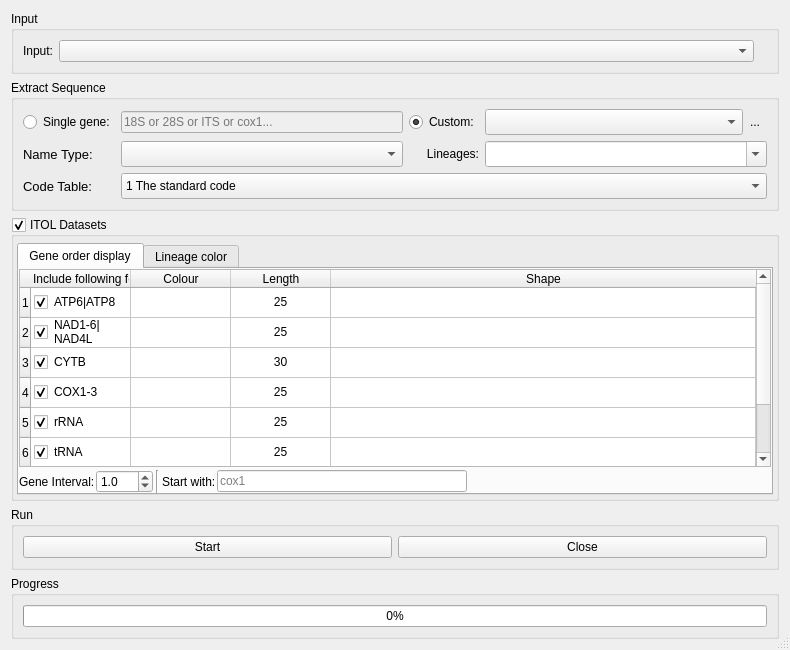
First picture: the form in PhyloSuite/uifiles/extracter.ui, repository dongzhang0725/PhyloSuite, before the edit.
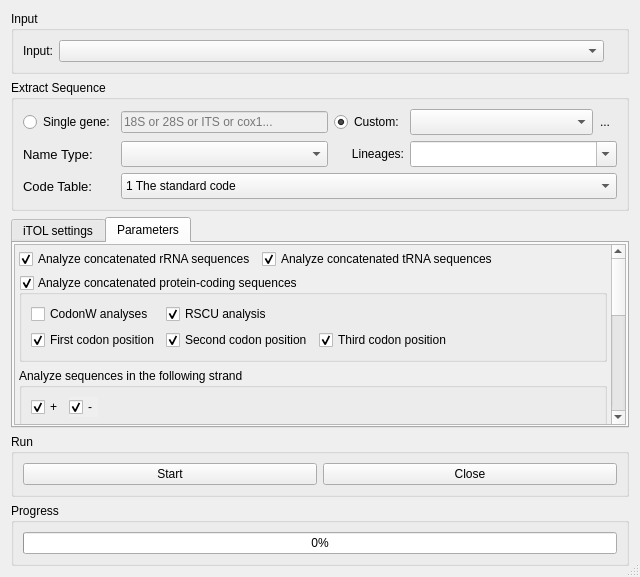
Second picture: the form after the edit. The open tabs and pages were chosen to show the change. Icons and pictures are not drawn. Custom widgets are drawn as their Qt base class.

What changed in the file:
```diff
--- a/PhyloSuite/uifiles/extracter.ui
+++ b/PhyloSuite/uifiles/extracter.ui
@@ -9,8 +9,8 @@
    <rect>
     <x>0</x>
     <y>0</y>
-    <width>790</width>
-    <height>650</height>
+    <width>640</width>
+    <height>548</height>
    </rect>
   </property>
   <property name="windowTitle">
@@ -19,7 +19,7 @@
   <property name="sizeGripEnabled">
    <bool>true</bool>
   </property>
-  <layout class="QVBoxLayout" name="verticalLayout">
+  <layout class="QVBoxLayout" name="verticalLayout_4">
    <item>
     <widget class="QGroupBox" name="groupBox_6">
      <property name="title">
@@ -401,6 +401,50 @@
     </widget>
    </item>
    <item>
+    <widget class="QTabWidget" name="tabWidget_2">
+     <property name="tabShape">
+      <enum>QTabWidget::Rounded</enum>
+     </property>
+     <property name="currentIndex">
+      <number>0</number>
+     </property>
+     <property name="documentMode">
+      <bool>false</bool>
+     </property>
+     <property name="tabsClosable">
+      <bool>false</bool>
+     </property>
+     <property name="movable">
+      <bool>false</bool>
+     </property>
+     <property name="tabBarAutoHide">
+      <bool>false</bool>
+     </property>
+     <widget class="QWidget" name="tab_4">
+      <attribute name="icon">
+       <iconset resource="../myRes.qrc">
+        <normaloff>:/picture/resourses/PhylogenyIcon.png</normaloff>:/picture/resourses/PhylogenyIcon.png</iconset>
+      </attribute>
+      <attribute name="title">
+       <string>iTOL settings</string>
+      </attribute>
+      <layout class="QVBoxLayout" name="verticalLayout">
+       <property name="spacing">
+        <number>2</number>
+       </property>
+       <property name="leftMargin">
+        <number>1</number>
+       </property>
+       <property name="topMargin">
+        <number>1</number>
+       </property>
+       <property name="rightMargin">
+        <number>1</number>
+       </property>
+       <property name="bottomMargin">
+        <number>1</number>
+       </property>
+       <item>
     <widget class="QGroupBox" name="groupBox_4">
      <property name="title">
       <string>ITOL Datasets</string>
@@ -431,24 +475,9 @@
         </property>
         <widget class="QWidget" name="tab">
          <attribute name="title">
-          <string>Gene order display</string>
+              <string>Genes</string>
          </attribute>
          <layout class="QVBoxLayout" name="verticalLayout_2">
-          <property name="spacing">
-           <number>3</number>
-          </property>
-          <property name="leftMargin">
-           <number>0</number>
-          </property>
-          <property name="topMargin">
-           <number>0</number>
-          </property>
-          <property name="rightMargin">
-           <number>0</number>
-          </property>
-          <property name="bottomMargin">
-           <number>0</number>
-          </property>
           <item>
            <widget class="QTableWidget" name="tableWidget">
             <property name="editTriggers">
@@ -506,7 +535,7 @@
             </row>
             <column>
              <property name="text">
-              <string>Include following features</string>
+                  <string>Include the following genes</string>
              </property>
              <property name="textAlignment">
               <set>AlignLeading|AlignVCenter</set>
@@ -535,13 +564,16 @@
               <enum>Checked</enum>
              </property>
              <property name="flags">
-              <set>ItemIsDragEnabled|ItemIsUserCheckable|ItemIsEnabled</set>
+                  <set>ItemIsSelectable|ItemIsEditable|ItemIsUserCheckable|ItemIsEnabled</set>
              </property>
             </item>
             <item row="0" column="1">
              <property name="text">
               <string/>
              </property>
+                 <property name="flags">
+                  <set>ItemIsSelectable|ItemIsEditable|ItemIsUserCheckable|ItemIsEnabled</set>
+                 </property>
             </item>
             <item row="0" column="2">
              <property name="text">
@@ -549,6 +581,17 @@
              </property>
              <property name="textAlignment">
               <set>AlignCenter</set>
+                 </property>
+                 <property name="flags">
+                  <set>ItemIsSelectable|ItemIsEditable|ItemIsUserCheckable|ItemIsEnabled</set>
+                 </property>
+                </item>
+                <item row="0" column="3">
+                 <property name="text">
+                  <string/>
+                 </property>
+                 <property name="flags">
+                  <set>ItemIsSelectable|ItemIsEditable|ItemIsUserCheckable|ItemIsEnabled</set>
              </property>
             </item>
             <item row="1" column="0">
@@ -559,7 +602,15 @@
               <enum>Checked</enum>
              </property>
              <property name="flags">
-              <set>ItemIsDragEnabled|ItemIsUserCheckable|ItemIsEnabled</set>
+                  <set>ItemIsSelectable|ItemIsEditable|ItemIsUserCheckable|ItemIsEnabled</set>
+                 </property>
+                </item>
+                <item row="1" column="1">
+                 <property name="text">
+                  <string/>
+                 </property>
+                 <property name="flags">
+                  <set>ItemIsSelectable|ItemIsEditable|ItemIsUserCheckable|ItemIsEnabled</set>
              </property>
             </item>
             <item row="1" column="2">
@@ -568,6 +619,17 @@
              </property>
              <property name="textAlignment">
               <set>AlignCenter</set>
+                 </property>
+                 <property name="flags">
+                  <set>ItemIsSelectable|ItemIsEditable|ItemIsUserCheckable|ItemIsEnabled</set>
+                 </property>
+                </item>
+                <item row="1" column="3">
+                 <property name="text">
+                  <string/>
+                 </property>
+                 <property name="flags">
+                  <set>ItemIsSelectable|ItemIsEditable|ItemIsUserCheckable|ItemIsEnabled</set>
              </property>
             </item>
             <item row="2" column="0">
@@ -578,7 +640,15 @@
               <enum>Checked</enum>
              </property>
              <property name="flags">
-              <set>ItemIsDragEnabled|ItemIsUserCheckable|ItemIsEnabled</set>
+                  <set>ItemIsSelectable|ItemIsEditable|ItemIsUserCheckable|ItemIsEnabled</set>
+                 </property>
+                </item>
+                <item row="2" column="1">
+                 <property name="text">
+                  <string/>
+                 </property>
+                 <property name="flags">
+                  <set>ItemIsSelectable|ItemIsEditable|ItemIsUserCheckable|ItemIsEnabled</set>
              </property>
             </item>
             <item row="2" column="2">
@@ -588,6 +658,17 @@
              <property name="textAlignment">
               <set>AlignCenter</set>
              </property>
+                 <property name="flags">
+                  <set>ItemIsSelectable|ItemIsEditable|ItemIsUserCheckable|ItemIsEnabled</set>
+                 </property>
+                </item>
+                <item row="2" column="3">
+                 <property name="text">
+                  <string/>
+                 </property>
+                 <property name="flags">
+                  <set>ItemIsSelectable|ItemIsEditable|ItemIsUserCheckable|ItemIsEnabled</set>
+                 </property>
             </item>
             <item row="3" column="0">
              <property name="text">
@@ -597,7 +678,15 @@
               <enum>Checked</enum>
              </property>
              <property name="flags">
-              <set>ItemIsDragEnabled|ItemIsUserCheckable|ItemIsEnabled</set>
+                  <set>ItemIsSelectable|ItemIsEditable|ItemIsUserCheckable|ItemIsEnabled</set>
+                 </property>
+                </item>
+                <item row="3" column="1">
+                 <property name="text">
+                  <string/>
+                 </property>
+                 <property name="flags">
+                  <set>ItemIsSelectable|ItemIsEditable|ItemIsUserCheckable|ItemIsEnabled</set>
              </property>
             </item>
             <item row="3" column="2">
@@ -607,16 +696,35 @@
              <property name="textAlignment">
               <set>AlignCenter</set>
              </property>
+                 <property name="flags">
+                  <set>ItemIsSelectable|ItemIsEditable|ItemIsUserCheckable|ItemIsEnabled</set>
+                 </property>
+                </item>
+                <item row="3" column="3">
+                 <property name="text">
+                  <string/>
+                 </property>
+                 <property name="flags">
+                  <set>ItemIsSelectable|ItemIsEditable|ItemIsUserCheckable|ItemIsEnabled</set>
+                 </property>
             </item>
             <item row="4" column="0">
              <property name="text">
-              <string>rRNA</string>
+                  <string>rRNAs</string>
              </property>
              <property name="checkState">
               <enum>Checked</enum>
              </property>
              <property name="flags">
-              <set>ItemIsDragEnabled|ItemIsUserCheckable|ItemIsEnabled</set>
+                  <set>ItemIsSelectable|ItemIsEditable|ItemIsUserCheckable|ItemIsEnabled</set>
+                 </property>
+                </item>
+                <item row="4" column="1">
+                 <property name="text">
+                  <string/>
+                 </property>
+                 <property name="flags">
+                  <set>ItemIsSelectable|ItemIsEditable|ItemIsUserCheckable|ItemIsEnabled</set>
              </property>
             </item>
             <item row="4" column="2">
@@ -626,16 +734,35 @@
              <property name="textAlignment">
               <set>AlignCenter</set>
              </property>
+                 <property name="flags">
+                  <set>ItemIsSelectable|ItemIsEditable|ItemIsUserCheckable|ItemIsEnabled</set>
+                 </property>
+                </item>
+                <item row="4" column="3">
+                 <property name="text">
+                  <string/>
+                 </property>
+                 <property name="flags">
+                  <set>ItemIsSelectable|ItemIsEditable|ItemIsUserCheckable|ItemIsEnabled</set>
+                 </property>
             </item>
             <item row="5" column="0">
              <property name="text">
-              <string>tRNA</string>
+                  <string>tRNAs</string>
              </property>
              <property name="checkState">
               <enum>Checked</enum>
              </property>
              <property name="flags">
-              <set>ItemIsDragEnabled|ItemIsUserCheckable|ItemIsEnabled</set>
+                  <set>ItemIsSelectable|ItemIsEditable|ItemIsUserCheckable|ItemIsEnabled</set>
+                 </property>
+                </item>
+                <item row="5" column="1">
+                 <property name="text">
+                  <string/>
+                 </property>
+                 <property name="flags">
+                  <set>ItemIsSelectable|ItemIsEditable|ItemIsUserCheckable|ItemIsEnabled</set>
              </property>
             </item>
             <item row="5" column="2">
@@ -645,6 +772,17 @@
              <property name="textAlignment">
               <set>AlignCenter</set>
              </property>
+                 <property name="flags">
+                  <set>ItemIsSelectable|ItemIsEditable|ItemIsUserCheckable|ItemIsEnabled</set>
+                 </property>
+                </item>
+                <item row="5" column="3">
+                 <property name="text">
+                  <string/>
+                 </property>
+                 <property name="flags">
+                  <set>ItemIsSelectable|ItemIsEditable|ItemIsUserCheckable|ItemIsEnabled</set>
+                 </property>
             </item>
             <item row="6" column="0">
              <property name="text">
@@ -654,7 +792,15 @@
               <enum>Unchecked</enum>
              </property>
              <property name="flags">
-              <set>ItemIsDragEnabled|ItemIsUserCheckable|ItemIsEnabled</set>
+                  <set>ItemIsSelectable|ItemIsEditable|ItemIsUserCheckable|ItemIsEnabled</set>
+                 </property>
+                </item>
+                <item row="6" column="1">
+                 <property name="text">
+                  <string/>
+                 </property>
+                 <property name="flags">
+                  <set>ItemIsSelectable|ItemIsEditable|ItemIsUserCheckable|ItemIsEnabled</set>
              </property>
             </item>
             <item row="6" column="2">
@@ -664,11 +810,58 @@
              <property name="textAlignment">
               <set>AlignCenter</set>
              </property>
-            </item>
+                 <property name="flags">
+                  <set>ItemIsSelectable|ItemIsEditable|ItemIsUserCheckable|ItemIsEnabled</set>
+                 </property>
+                </item>
+                <item row="6" column="3">
+                 <property name="text">
+                  <string/>
+                 </property>
+                 <property name="flags">
+                  <set>ItemIsSelectable|ItemIsEditable|ItemIsUserCheckable|ItemIsEnabled</set>
+                 </property>
+                </item>
            </widget>
           </item>
           <item>
-           <layout class="QHBoxLayout" name="horizontalLayout_8">
+               <layout class="QHBoxLayout" name="horizontalLayout_5">
+                <item>
+                 <widget class="QPushButton" name="pushButton_7">
+                  <property name="text">
+                   <string>Add row</string>
+                  </property>
+                  <property name="icon">
+                   <iconset resource="../myRes.qrc">
+                    <normaloff>:/picture/resourses/table_row_add_after.png</normaloff>:/picture/resourses/table_row_add_after.png</iconset>
+                  </property>
+                 </widget>
+                </item>
+                <item>
+                 <widget class="Line" name="line_3">
+                  <property name="orientation">
+                   <enum>Qt::Vertical</enum>
+                  </property>
+                 </widget>
+                </item>
+                <item>
+                 <widget class="QPushButton" name="pushButton_11">
+                  <property name="text">
+                   <string>Delete row</string>
+                  </property>
+                  <property name="icon">
+                   <iconset resource="../myRes.qrc">
+                    <normaloff>:/picture/resourses/delete.png</normaloff>:/picture/resourses/delete.png</iconset>
+                  </property>
+                 </widget>
+                </item>
+                <item>
+                 <widget class="Line" name="line_2">
+                  <property name="orientation">
+                   <enum>Qt::Vertical</enum>
+                  </property>
+                 </widget>
+                </item>
             <item>
              <layout class="QHBoxLayout" name="horizontalLayout_6">
               <property name="spacing">
@@ -730,19 +923,6 @@
               </item>
              </layout>
             </item>
-            <item>
-             <spacer name="horizontalSpacer">
-              <property name="orientation">
-               <enum>Qt::Horizontal</enum>
-              </property>
-              <property name="sizeHint" stdset="0">
-               <size>
-                <width>110</width>
-                <height>20</height>
-               </size>
-              </property>
-             </spacer>
-            </item>
            </layout>
           </item>
          </layout>
@@ -825,6 +1005,300 @@
      </layout>
     </widget>
    </item>
+      </layout>
+     </widget>
+     <widget class="QWidget" name="tab_5">
+      <attribute name="icon">
+       <iconset resource="../myRes.qrc">
+        <normaloff>:/picture/resourses/cog.png</normaloff>:/picture/resourses/cog.png</iconset>
+      </attribute>
+      <attribute name="title">
+       <string>Parameters</string>
+      </attribute>
+      <layout class="QVBoxLayout" name="verticalLayout_5">
+       <property name="spacing">
+        <number>2</number>
+       </property>
+       <property name="leftMargin">
+        <number>1</number>
+       </property>
+       <property name="topMargin">
+        <number>1</number>
+       </property>
+       <property name="rightMargin">
+        <number>1</number>
+       </property>
+       <property name="bottomMargin">
+        <number>1</number>
+       </property>
+       <item>
+        <widget class="QScrollArea" name="scrollArea_2">
+         <property name="widgetResizable">
+          <bool>true</bool>
+         </property>
+         <widget class="QWidget" name="scrollAreaWidgetContents_2">
+          <property name="geometry">
+           <rect>
+            <x>0</x>
+            <y>0</y>
+            <width>599</width>
+            <height>443</height>
+           </rect>
+          </property>
+          <layout class="QVBoxLayout" name="verticalLayout_3">
+           <property name="spacing">
+            <number>6</number>
+           </property>
+           <property name="leftMargin">
+            <number>4</number>
+           </property>
+           <property name="topMargin">
+            <number>4</number>
+           </property>
+           <property name="rightMargin">
+            <number>4</number>
+           </property>
+           <property name="bottomMargin">
+            <number>4</number>
+           </property>
+           <item>
+            <layout class="QHBoxLayout" name="horizontalLayout_4">
+             <item>
+              <widget class="QCheckBox" name="checkBox_13">
+               <property name="text">
+                <string>Analyze concatenated rRNA sequences</string>
+               </property>
+               <property name="checked">
+                <bool>true</bool>
+               </property>
+              </widget>
+             </item>
+             <item>
+              <widget class="QCheckBox" name="checkBox_14">
+               <property name="text">
+                <string>Analyze concatenated tRNA sequences</string>
+               </property>
+               <property name="checked">
+                <bool>true</bool>
+               </property>
+              </widget>
+             </item>
+             <item>
+              <spacer name="horizontalSpacer_4">
+               <property name="orientation">
+                <enum>Qt::Horizontal</enum>
+               </property>
+               <property name="sizeHint" stdset="0">
+                <size>
+                 <width>40</width>
+                 <height>20</height>
+                </size>
+               </property>
+              </spacer>
+             </item>
+            </layout>
+           </item>
+           <item>
+            <widget class="QGroupBox" name="groupBox_3">
+             <property name="title">
+              <string>Analyze concatenated protein-coding sequences</string>
+             </property>
+             <property name="checkable">
+              <bool>true</bool>
+             </property>
+             <layout class="QGridLayout" name="gridLayout_6">
+              <item row="0" column="0">
+               <widget class="QCheckBox" name="checkBox">
+                <property name="text">
+                 <string>CodonW analyses</string>
+                </property>
+               </widget>
+              </item>
+              <item row="0" column="1">
+               <widget class="QCheckBox" name="checkBox_8">
+                <property name="text">
+                 <string>RSCU analysis</string>
+                </property>
+                <property name="checked">
+                 <bool>true</bool>
+                </property>
+               </widget>
+              </item>
+              <item row="0" column="2">
+               <spacer name="horizontalSpacer_5">
+                <property name="orientation">
+                 <enum>Qt::Horizontal</enum>
+                </property>
+                <property name="sizeHint" stdset="0">
+                 <size>
+                  <width>233</width>
+                  <height>20</height>
+                 </size>
+                </property>
+               </spacer>
+              </item>
+              <item row="1" column="0">
+               <widget class="QCheckBox" name="checkBox_3">
+                <property name="text">
+                 <string>First codon position</string>
+                </property>
+                <property name="checked">
+                 <bool>true</bool>
+                </property>
+               </widget>
+              </item>
+              <item row="1" column="1">
+               <widget class="QCheckBox" name="checkBox_4">
+                <property name="text">
+                 <string>Second codon position</string>
+                </property>
+                <property name="checked">
+                 <bool>true</bool>
+                </property>
+               </widget>
+              </item>
+              <item row="1" column="2">
+               <widget class="QCheckBox" name="checkBox_5">
+                <property name="text">
+                 <string>Third codon position</string>
+                </property>
+                <property name="checked">
+                 <bool>true</bool>
+                </property>
+               </widget>
+              </item>
+             </layout>
+            </widget>
+           </item>
+           <item>
+            <widget class="QGroupBox" name="groupBox_7">
+             <property name="title">
+              <string>Analyze sequences in the following strand</string>
+             </property>
+             <layout class="QHBoxLayout" name="horizontalLayout_3">
+              <item>
+               <widget class="QCheckBox" name="checkBox_6">
+                <property name="text">
+                 <string>+</string>
+                </property>
+                <property name="checked">
+                 <bool>true</bool>
+                </property>
+               </widget>
+              </item>
+              <item>
+               <widget class="QCheckBox" name="checkBox_7">
+                <property name="autoFillBackground">
+                 <bool>true</bool>
+                </property>
+                <property name="text">
+                 <string>-</string>
+                </property>
+                <property name="checked">
+                 <bool>true</bool>
+                </property>
+               </widget>
+              </item>
+              <item>
+               <spacer name="horizontalSpacer_3">
+                <property name="orientation">
+                 <enum>Qt::Horizontal</enum>
+                </property>
+                <property name="sizeHint" stdset="0">
+                 <size>
+                  <width>545</width>
+                  <height>20</height>
+                 </size>
+                </property>
+               </spacer>
+              </item>
+             </layout>
+            </widget>
+           </item>
+           <item>
+            <layout class="QHBoxLayout" name="horizontalLayout_8">
+             <item>
+              <widget class="QCheckBox" name="checkBox_2">
+               <property name="text">
+                <string>Resolve gene duplicates</string>
+               </property>
+              </widget>
+             </item>
+             <item>
+              <widget class="Line" name="line_4">
+               <property name="orientation">
+                <enum>Qt::Vertical</enum>
+               </property>
+              </widget>
+             </item>
+             <item>
+              <widget class="QLabel" name="label_6">
+               <property name="text">
+                <string>Thread:</string>
+               </property>
+              </widget>
+             </item>
+             <item>
+              <widget class="QComboBox" name="comboBox">
+               <property name="sizePolicy">
+                <sizepolicy hsizetype="Expanding" vsizetype="Fixed">
+                 <horstretch>0</horstretch>
+                 <verstretch>0</verstretch>
+                </sizepolicy>
+               </property>
+              </widget>
+             </item>
+            </layout>
+           </item>
+           <item>
+            <widget class="QGroupBox" name="groupBox_8">
+             <property name="title">
+              <string>Analyze NCR ratio</string>
+             </property>
+             <property name="checkable">
+              <bool>true</bool>
+             </property>
+             <layout class="QVBoxLayout" name="verticalLayout_6">
+              <item>
+               <widget class="QLabel" name="label_7">
+                <property name="text">
+                 <string>NCR features:</string>
+                </property>
+                <property name="alignment">
+                 <set>Qt::AlignLeading|Qt::AlignLeft|Qt::AlignVCenter</set>
+                </property>
+                <property name="wordWrap">
+                 <bool>true</bool>
+                </property>
+               </widget>
+              </item>
+              <item>
+               <widget class="QTextEdit" name="textEdit">
+                <property name="html">
+                 <string>&lt;!DOCTYPE HTML PUBLIC &quot;-//W3C//DTD HTML 4.0//EN&quot; &quot;http://www.w3.org/TR/REC-html40/strict.dtd&quot;&gt;
+&lt;html&gt;&lt;head&gt;&lt;meta name=&quot;qrichtext&quot; content=&quot;1&quot; /&gt;&lt;style type=&quot;text/css&quot;&gt;
+p, li { white-space: pre-wrap; }
+&lt;/style&gt;&lt;/head&gt;&lt;body style=&quot; font-family:'SimSun'; font-size:9pt; font-weight:400; font-style:normal;&quot;&gt;
+&lt;p style=&quot; margin-top:0px; margin-bottom:0px; margin-left:0px; margin-right:0px; -qt-block-indent:0; text-indent:0px;&quot;&gt;misc_feature&lt;/p&gt;
+&lt;p style=&quot; margin-top:0px; margin-bottom:0px; margin-left:0px; margin-right:0px; -qt-block-indent:0; text-indent:0px;&quot;&gt;D-loop&lt;/p&gt;
+&lt;p style=&quot; margin-top:0px; margin-bottom:0px; margin-left:0px; margin-right:0px; -qt-block-indent:0; text-indent:0px;&quot;&gt;intergenic_regions&lt;/p&gt;
+&lt;p style=&quot; margin-top:0px; margin-bottom:0px; margin-left:0px; margin-right:0px; -qt-block-indent:0; text-indent:0px;&quot;&gt;rep_origin&lt;/p&gt;
+&lt;p style=&quot; margin-top:0px; margin-bottom:0px; margin-left:0px; margin-right:0px; -qt-block-indent:0; text-indent:0px;&quot;&gt;repeat_region&lt;/p&gt;
+&lt;p style=&quot; margin-top:0px; margin-bottom:0px; margin-left:0px; margin-right:0px; -qt-block-indent:0; text-indent:0px;&quot;&gt;stem_loop&lt;/p&gt;&lt;/body&gt;&lt;/html&gt;</string>
+                </property>
+               </widget>
+              </item>
+             </layout>
+            </widget>
+           </item>
+          </layout>
+         </widget>
+        </widget>
+       </item>
+      </layout>
+     </widget>
+    </widget>
+   </item>
    <item>
     <widget class="QGroupBox" name="groupBox_2">
      <property name="title">
```
Left out of the diff: 36 changed lines with no effect on the pictures. Lines whose indentation alone changed are shown as unchanged.
